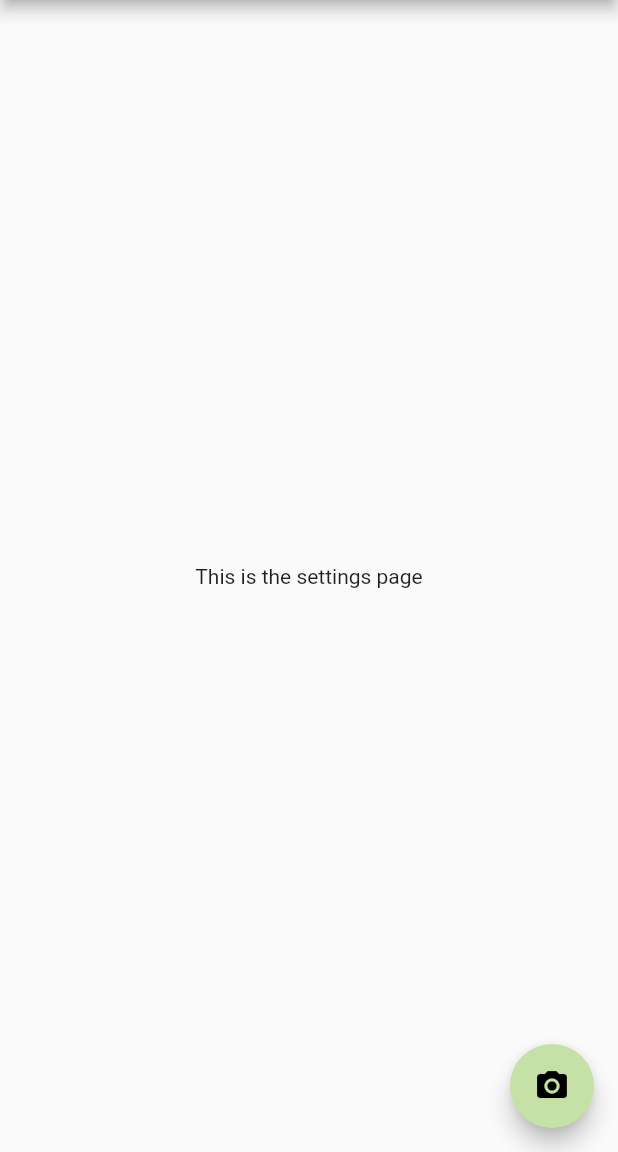
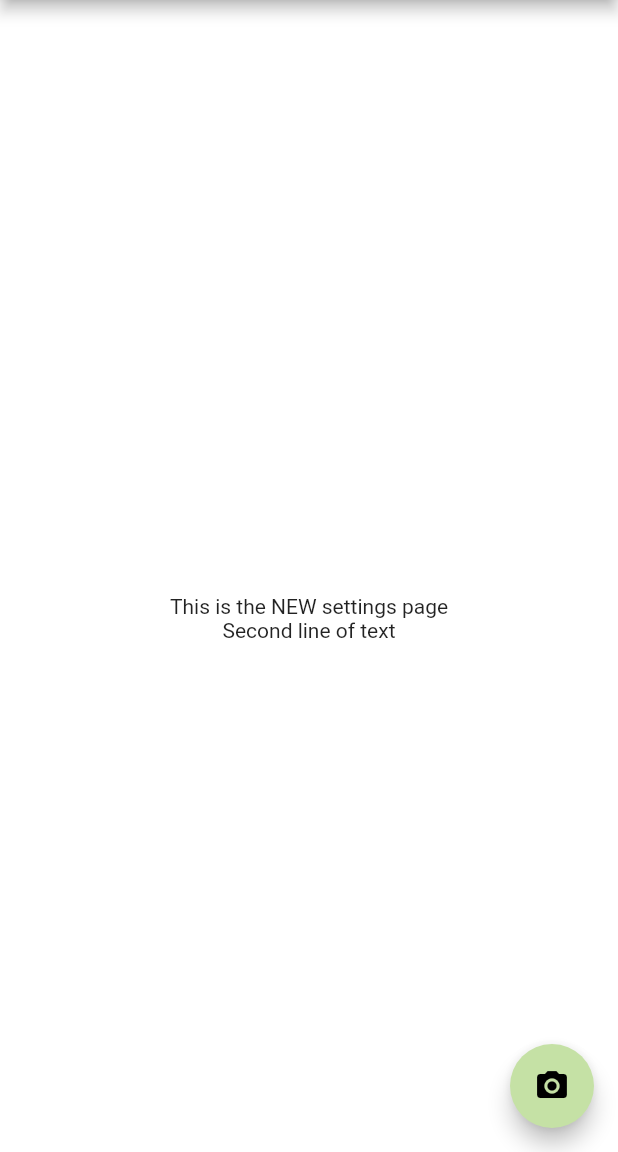
Before and after one commit to abkraynak/virescent, a Flutter app: the SettingsPage screen opened by its route, on a phone screen of 412 x 824 dp, the part 84-1236 px from its top. Run offline on Flutter 3.47's test engine with Material 2 defaults, Android fonts, the phone set to English and light mode, and no system bars; our stand-ins replace firebase_auth, firebase_core, firebase_database, flutter_signin_button; accounts and stored records are empty.

Commit message:
Added more detailed settings screen widget

```diff
--- a/lib/pages/settings.dart
+++ b/lib/pages/settings.dart
@@ -2,17 +2,16 @@ import 'package:flutter/material.dart';
 
 import '../constants/page_titles.dart';
 import '../widgets/app_scaffold.dart';
+import '../widgets/settings_options.dart';
 
 class SettingsPage extends StatelessWidget {
   const SettingsPage({Key key}) : super(key: key);
 
   @override
   Widget build(BuildContext context) {
-    return const AppScaffold(
+    return AppScaffold(
       pageTitle: PageTitles.settings,
-      body: Center(
-        child: Text('This is the settings page'),
-      ),
+      body: SettingsOptions()
     );
   }
 }
--- /dev/null
+++ b/lib/widgets/settings_options.dart
@@ -0,0 +1,24 @@
+import 'package:flutter/material.dart';
+
+class SettingsOptions extends StatelessWidget {
+  @override
+  Widget build(BuildContext context) {
+    return SingleChildScrollView(
+        child: SizedBox(
+            height: MediaQuery.of(context).size.height,
+            width: MediaQuery.of(context).size.width,
+            child: Scaffold(
+                backgroundColor: Colors.white,
+                body: Column(
+                    mainAxisAlignment: MainAxisAlignment.center,
+                    crossAxisAlignment: CrossAxisAlignment.center,
+                    children: <Widget>[
+                      Center(
+                        child: Text('This is the NEW settings page'),
+                      ),
+                      Center(
+                        child: Text('Second line of text'),
+                      ),
+                    ]))));
+  }
+}
```
